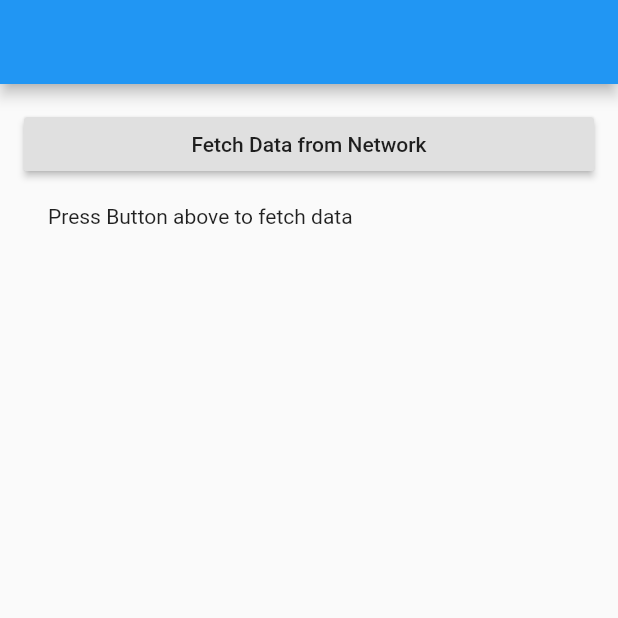
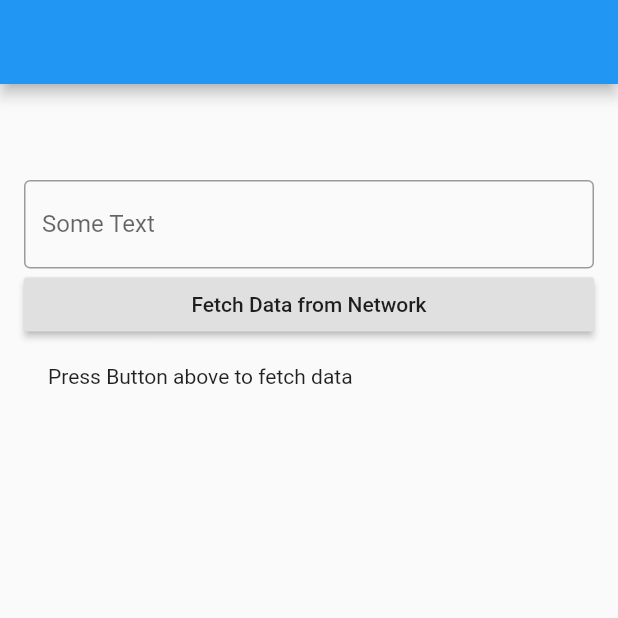
Before and after one commit to ravik2015/flutter-app-state-provider, a Flutter app: the screen it shows after launch, on a phone screen of 412 x 824 dp, the top half of it. Run offline on Flutter 3.47's test engine with Material 2 defaults, Android fonts, the phone set to English and light mode, and no system bars.

Commit message:
provider consumer data sharing

```diff
--- a/lib/app_state.dart
+++ b/lib/app_state.dart
@@ -15,7 +15,7 @@ class AppState with ChangeNotifier {
 
   void setDisplayText(String text) {
     _displayText = text;
-    notifyListeners();
+    notifyListeners(); // used to notify its listeners
   }
 
   String get getDisplayText => _displayText;
@@ -24,7 +24,7 @@ class AppState with ChangeNotifier {
 
   Future<void> fetchData() async {
     _isFetching = true;
-    notifyListeners();
+    notifyListeners(); // used to notify its listeners
 
     var response = await http.get(_dataUrl);
     if (response.statusCode == 200) {
@@ -32,7 +32,7 @@ class AppState with ChangeNotifier {
     }
 
     _isFetching = false;
-    notifyListeners();
+    notifyListeners(); // used to notify its listeners
   }
 
   String get getResponseText => _jsonResonse;
--- a/lib/main.dart
+++ b/lib/main.dart
@@ -1,6 +1,8 @@
 import 'package:flutter/material.dart';
 import 'package:provider/provider.dart';
 import 'package:sample_provider/response_display.dart';
+import 'package:sample_provider/text_display.dart';
+import 'package:sample_provider/text_edit.dart';
 import 'app_state.dart';
 
 void main() => runApp(MyApp());
@@ -39,10 +41,9 @@ class _MyHomePageState extends State<MyHomePage> {
         padding: const EdgeInsets.all(16.0),
         child: Center(
           child: ListView(
-            // mainAxisAlignment: MainAxisAlignment.start,
             children: <Widget>[
-              // TextDisplay(),
-              // TextEditWidget(),
+              TextDisplay(),
+              TextEditWidget(),
               RaisedButton(
                 onPressed: () => appState.fetchData(),
                 child: Text("Fetch Data from Network"),
--- a/lib/response_display.dart
+++ b/lib/response_display.dart
@@ -6,10 +6,12 @@ import 'app_state.dart';
 class ResponseDisplay extends StatelessWidget {
   @override
   Widget build(BuildContext context) {
-    final appState = Provider.of<AppState>(context);
-    print(appState.getResponseJson());
     return Container(
         padding: const EdgeInsets.all(16.0),
+        child: Consumer<AppState>(
+          //<--- Consumer
+          builder: (context, appState, child) {
+            return Container(
                 child: appState.isFetching
                     ? CircularProgressIndicator()
                     : appState.getResponseJson() != null
@@ -20,16 +22,41 @@ class ResponseDisplay extends StatelessWidget {
                             itemBuilder: (context, index) {
                               return ListTile(
                                 leading: CircleAvatar(
-                        backgroundImage: NetworkImage(
-                            appState.getResponseJson()[index]['avatar']),
+                                  backgroundImage: NetworkImage(appState
+                                      .getResponseJson()[index]['avatar']),
                                 ),
                                 title: Text(
-                        appState.getResponseJson()[index]["first_name"],
+                                  appState.getResponseJson()[index]
+                                      ["first_name"],
                                 ),
                               );
                             },
                           )
-              : Text("Press Button above to fetch data"),
-    );
+                        : Text("Press Button above to fetch data"));
+          },
+        ));
+    // Container(
+    //   padding: const EdgeInsets.all(16.0),
+    //   child: appState.isFetching
+    //       ? CircularProgressIndicator()
+    //       : appState.getResponseJson() != null
+    //           ? ListView.builder(
+    //               primary: false,
+    //               shrinkWrap: true,
+    //               itemCount: appState.getResponseJson().length,
+    //               itemBuilder: (context, index) {
+    //                 return ListTile(
+    //                   leading: CircleAvatar(
+    //                     backgroundImage: NetworkImage(
+    //                         appState.getResponseJson()[index]['avatar']),
+    //                   ),
+    //                   title: Text(
+    //                     appState.getResponseJson()[index]["first_name"],
+    //                   ),
+    //                 );
+    //               },
+    //             )
+    //           : Text("Press Button above to fetch data"),
+    // );
   }
 }
--- a/lib/text_display.dart
+++ b/lib/text_display.dart
@@ -6,16 +6,22 @@ import 'app_state.dart';
 class TextDisplay extends StatelessWidget {
   @override
   Widget build(BuildContext context) {
-    final appState = Provider.of<AppState>(context);
+    //final appState = Provider.of<AppState>(context);
 
     return Container(
       padding: const EdgeInsets.all(16.0),
-      child: Text(
-        appState.getDisplayText,
-        style: TextStyle(
-          fontSize: 24.0,
-        ),
+      child: Consumer<AppState>(
+        //<--- Consumer
+        builder: (context, appState, child) {
+          return Text(appState.getDisplayText);
+        },
       ),
+      // Text(
+      //   appState.getDisplayText,
+      //   style: TextStyle(
+      //     fontSize: 24.0,
+      //   ),
+      // ),
     );
   }
 }
```
Lines whose indentation alone changed are shown as unchanged.
